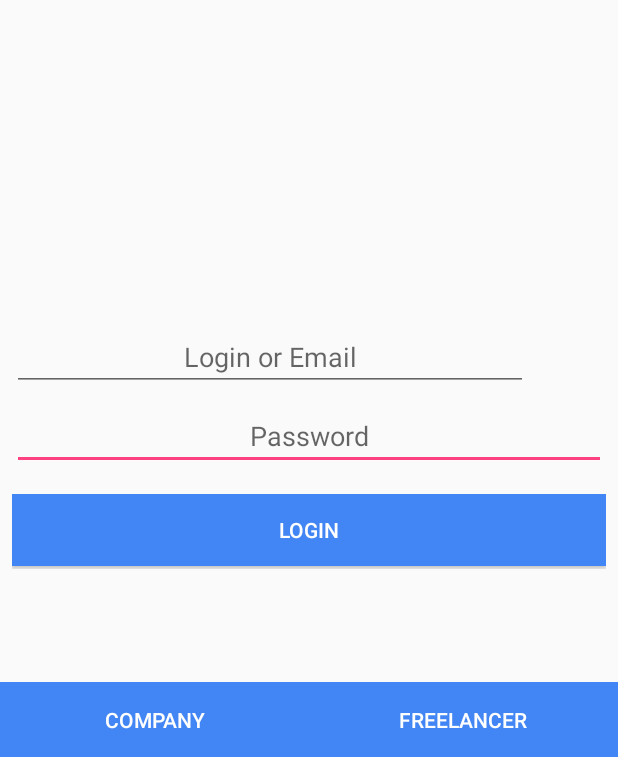
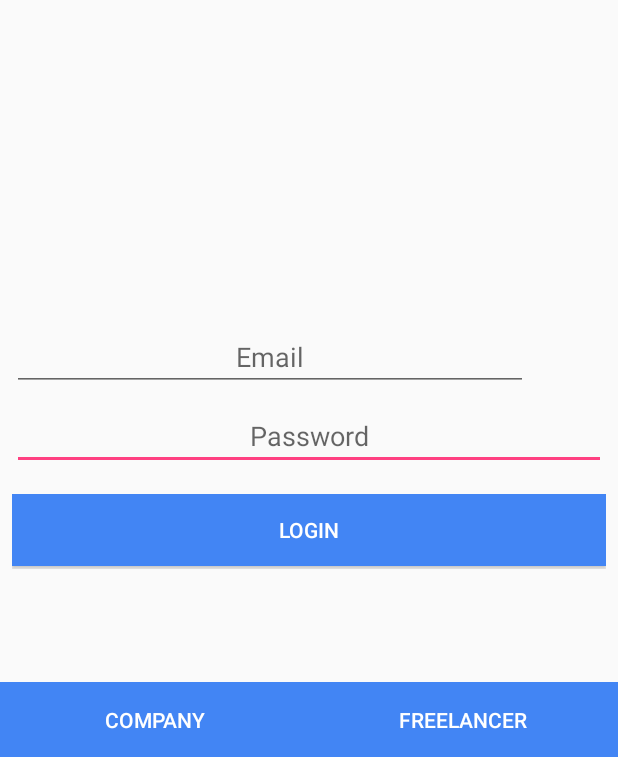
Before and after one commit to Studio384/Flancer, an Android app: the screen it shows after launch (LoginActivity), on a phone screen of 412 x 824 dp, the part 479-1236 px from its top. Run offline under Robolectric (Android 15) with nearby library versions, the phone set to English and light mode, and no system bars.

Commit message:
add login function

```diff
--- a/app/src/main/res/layout/activity_login.xml
+++ b/app/src/main/res/layout/activity_login.xml
@@ -114,11 +114,11 @@
             android:id="@+id/email"
             android:layout_width="wrap_content"
             android:layout_height="wrap_content"
-            android:hint="Login or Email"
             android:layout_weight="1"
+            android:hint="Email"
             android:textAlignment="center"
             android:ems="10"
-            android:inputType="textPersonName" />
+            android:inputType="textEmailAddress" />
     </LinearLayout>
 
     <ImageView
```
Also changed, not shown: app/src/main/java/com/flancer/flancer/LoginActivity.java (+17 -3 lines).
